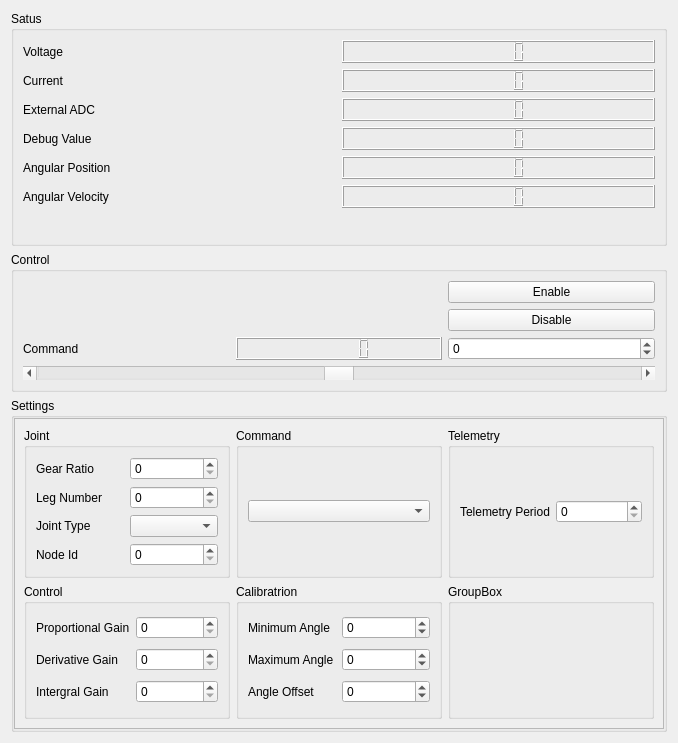
Haziham/Honours_Computer_Software, file app/forms/jointcontrolwidget.ui: the form before one commit.
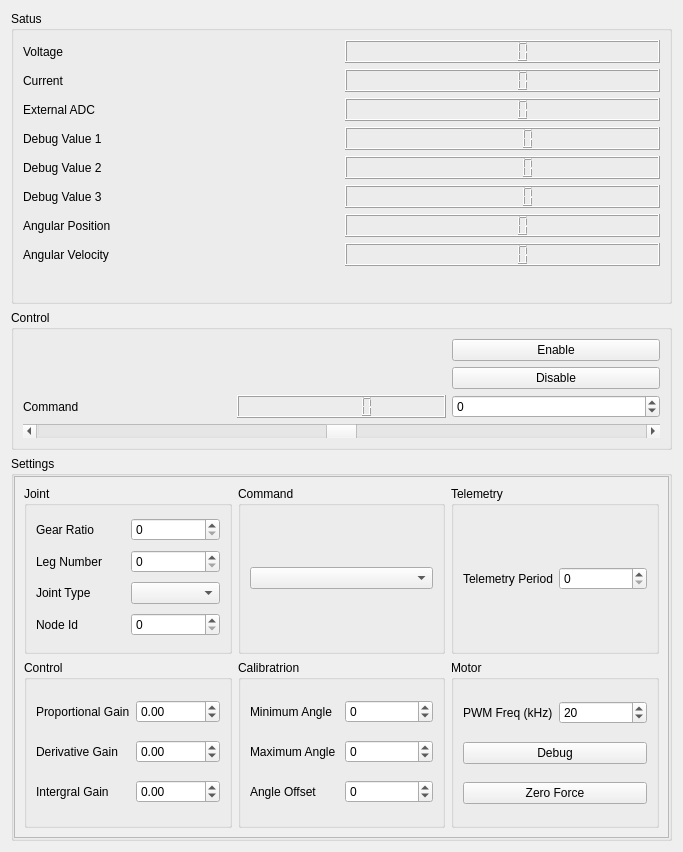
The form after the commit. Icons and pictures are not drawn. Custom widgets are drawn as their Qt base class.

The edit to the form file:
```diff
--- a/app/forms/jointcontrolwidget.ui
+++ b/app/forms/jointcontrolwidget.ui
@@ -6,8 +6,8 @@
    <rect>
     <x>0</x>
     <y>0</y>
-    <width>678</width>
-    <height>743</height>
+    <width>683</width>
+    <height>852</height>
    </rect>
   </property>
   <property name="windowTitle">
@@ -20,40 +20,14 @@
       <string>Satus</string>
      </property>
      <layout class="QGridLayout" name="gridLayout">
-      <item row="3" column="2">
-       <widget class="QLabel" name="label_3">
+      <item row="4" column="2">
+       <widget class="QLabel" name="label_5">
         <property name="text">
-         <string>External ADC</string>
+         <string>Debug Value 1</string>
         </property>
        </widget>
       </item>
-      <item row="5" column="2">
-       <widget class="QLabel" name="label_6">
-        <property name="text">
-         <string>Angular Position</string>
-        </property>
-       </widget>
-      </item>
-      <item row="3" column="3">
-       <widget class="QLCDNumber" name="externalADCDisplay"/>
-      </item>
-      <item row="1" column="2">
-       <widget class="QLabel" name="label">
-        <property name="text">
-         <string>Voltage</string>
-        </property>
-       </widget>
-      </item>
-      <item row="4" column="3">
-       <widget class="QLCDNumber" name="debugDisplay"/>
-      </item>
-      <item row="2" column="3">
-       <widget class="QLCDNumber" name="currentDisplay"/>
-      </item>
-      <item row="1" column="3">
-       <widget class="QLCDNumber" name="voltageDisplay"/>
-      </item>
-      <item row="7" column="2" colspan="2">
+      <item row="9" column="2" colspan="2">
        <layout class="QHBoxLayout" name="horizontalLayout">
         <item>
          <spacer name="horizontalSpacer">
@@ -148,10 +122,57 @@
         </item>
        </layout>
       </item>
-      <item row="4" column="2">
-       <widget class="QLabel" name="label_5">
+      <item row="3" column="2">
+       <widget class="QLabel" name="label_3">
         <property name="text">
-         <string>Debug Value</string>
+         <string>External ADC</string>
+        </property>
+       </widget>
+      </item>
+      <item row="1" column="3">
+       <widget class="QLCDNumber" name="voltageDisplay"/>
+      </item>
+      <item row="8" column="2">
+       <widget class="QLabel" name="label_7">
+        <property name="text">
+         <string>Angular Velocity</string>
+        </property>
+       </widget>
+      </item>
+      <item row="5" column="2">
+       <widget class="QLabel" name="label_19">
+        <property name="text">
+         <string>Debug Value 2</string>
+        </property>
+       </widget>
+      </item>
+      <item row="1" column="2">
+       <widget class="QLabel" name="label">
+        <property name="text">
+         <string>Voltage</string>
+        </property>
+       </widget>
+      </item>
+      <item row="3" column="3">
+       <widget class="QLCDNumber" name="externalADCDisplay"/>
+      </item>
+      <item row="4" column="3">
+       <widget class="QLCDNumber" name="debug1Display">
+        <property name="digitCount">
+         <number>6</number>
+        </property>
+       </widget>
+      </item>
+      <item row="2" column="3">
+       <widget class="QLCDNumber" name="currentDisplay"/>
+      </item>
+      <item row="8" column="3">
+       <widget class="QLCDNumber" name="angularVelocityDisplay"/>
+      </item>
+      <item row="7" column="2">
+       <widget class="QLabel" name="label_6">
+        <property name="text">
+         <string>Angular Position</string>
         </property>
        </widget>
       </item>
@@ -162,18 +183,29 @@
         </property>
        </widget>
       </item>
+      <item row="7" column="3">
+       <widget class="QLCDNumber" name="angularPositionDisplay"/>
+      </item>
       <item row="6" column="2">
-       <widget class="QLabel" name="label_7">
+       <widget class="QLabel" name="label_20">
         <property name="text">
-         <string>Angular Velocity</string>
+         <string>Debug Value 3</string>
         </property>
        </widget>
       </item>
       <item row="5" column="3">
-       <widget class="QLCDNumber" name="angularPositionDisplay"/>
+       <widget class="QLCDNumber" name="debug2Display">
+        <property name="digitCount">
+         <number>6</number>
+        </property>
+       </widget>
       </item>
       <item row="6" column="3">
-       <widget class="QLCDNumber" name="angularVelocityDisplay"/>
+       <widget class="QLCDNumber" name="debug3Display">
+        <property name="digitCount">
+         <number>6</number>
+        </property>
+       </widget>
       </item>
      </layout>
     </widget>
@@ -275,8 +307,8 @@
           <rect>
            <x>0</x>
            <y>0</y>
-           <width>638</width>
-           <height>305</height>
+           <width>657</width>
+           <height>352</height>
           </rect>
          </property>
          <layout class="QGridLayout" name="gridLayout_7">
@@ -355,19 +387,6 @@
              <string>Control</string>
             </property>
             <layout class="QGridLayout" name="gridLayout_8">
-             <item row="0" column="1">
-              <widget class="QSpinBoxTimed" name="proportionalGainInput">
-               <property name="sizePolicy">
-                <sizepolicy hsizetype="Minimum" vsizetype="Fixed">
-                 <horstretch>0</horstretch>
-                 <verstretch>0</verstretch>
-                </sizepolicy>
-               </property>
-               <property name="maximum">
-                <number>10000</number>
-               </property>
-              </widget>
-             </item>
              <item row="3" column="0">
               <widget class="QLabel" name="label_16">
                <property name="text">
@@ -382,13 +401,6 @@
                </property>
               </widget>
              </item>
-             <item row="3" column="1">
-              <widget class="QSpinBoxTimed" name="integralGainInput">
-               <property name="maximum">
-                <number>10000</number>
-               </property>
-              </widget>
-             </item>
              <item row="2" column="0">
               <widget class="QLabel" name="label_15">
                <property name="text">
@@ -396,10 +408,48 @@
                </property>
               </widget>
              </item>
+             <item row="0" column="1">
+              <widget class="QDoubleSpinBoxTimed" name="proportionalGainInput">
+               <property name="sizePolicy">
+                <sizepolicy hsizetype="Minimum" vsizetype="Fixed">
+                 <horstretch>0</horstretch>
+                 <verstretch>0</verstretch>
+                </sizepolicy>
+               </property>
+               <property name="minimum">
+                <double>-10000.000000000000000</double>
+               </property>
+               <property name="maximum">
+                <double>10000.000000000000000</double>
+               </property>
+               <property name="singleStep">
+                <double>0.010000000000000</double>
+               </property>
+              </widget>
+             </item>
              <item row="2" column="1">
-              <widget class="QSpinBoxTimed" name="derivativeGainInput">
+              <widget class="QDoubleSpinBoxTimed" name="derivativeGainInput">
+               <property name="minimum">
+                <double>-10000.000000000000000</double>
+               </property>
                <property name="maximum">
-                <number>10000</number>
+                <double>10000.000000000000000</double>
+               </property>
+               <property name="singleStep">
+                <double>0.010000000000000</double>
+               </property>
+              </widget>
+             </item>
+             <item row="3" column="1">
+              <widget class="QDoubleSpinBoxTimed" name="integralGainInput">
+               <property name="minimum">
+                <double>-10000.000000000000000</double>
+               </property>
+               <property name="maximum">
+                <double>10000.000000000000000</double>
+               </property>
+               <property name="singleStep">
+                <double>0.010000000000000</double>
                </property>
               </widget>
              </item>
@@ -492,8 +542,44 @@
           <item row="1" column="2">
            <widget class="QGroupBox" name="groupBox_9">
             <property name="title">
-             <string>GroupBox</string>
+             <string>Motor</string>
             </property>
+            <layout class="QGridLayout" name="gridLayout_10">
+             <item row="0" column="0">
+              <widget class="QLabel" name="label_21">
+               <property name="text">
+                <string>PWM Freq (kHz)</string>
+               </property>
+              </widget>
+             </item>
+             <item row="0" column="1">
+              <widget class="QSpinBoxTimed" name="pwmFrequencyInput">
+               <property name="minimum">
+                <number>1</number>
+               </property>
+               <property name="maximum">
+                <number>500</number>
+               </property>
+               <property name="value">
+                <number>20</number>
+               </property>
+              </widget>
+             </item>
+             <item row="1" column="0" colspan="2">
+              <widget class="QPushButton" name="debugButton">
+               <property name="text">
+                <string>Debug</string>
+               </property>
+              </widget>
+             </item>
+             <item row="2" column="0" colspan="2">
+              <widget class="QPushButton" name="zeroForceButton">
+               <property name="text">
+                <string>Zero Force</string>
+               </property>
+              </widget>
+             </item>
+            </layout>
            </widget>
           </item>
          </layout>
@@ -516,6 +602,11 @@
    <extends>QComboBox</extends>
    <header>qcomboboxtimed.h</header>
   </customwidget>
+  <customwidget>
+   <class>QDoubleSpinBoxTimed</class>
+   <extends>QDoubleSpinBox</extends>
+   <header>qdoublespinboxtimed.h</header>
+  </customwidget>
  </customwidgets>
  <resources>
   <include location="../resources/resources.qrc"/>
```
